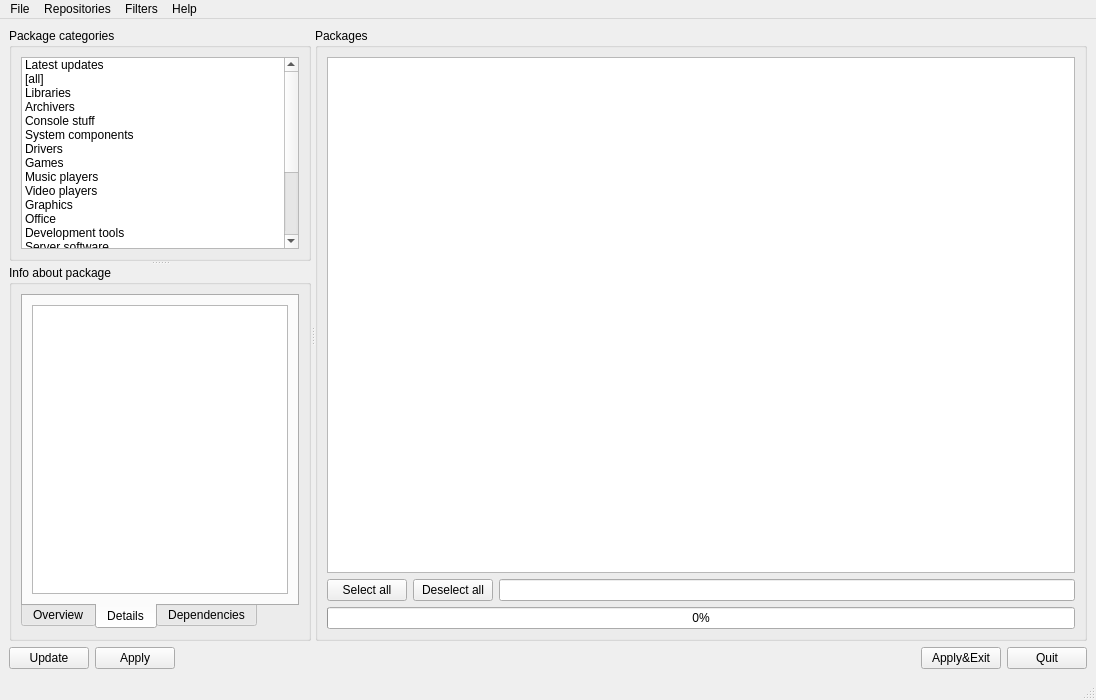
First picture: the form in mpkg/manager/pkgmanager.ui, repository BackupTheBerlios/mops, before the edit.
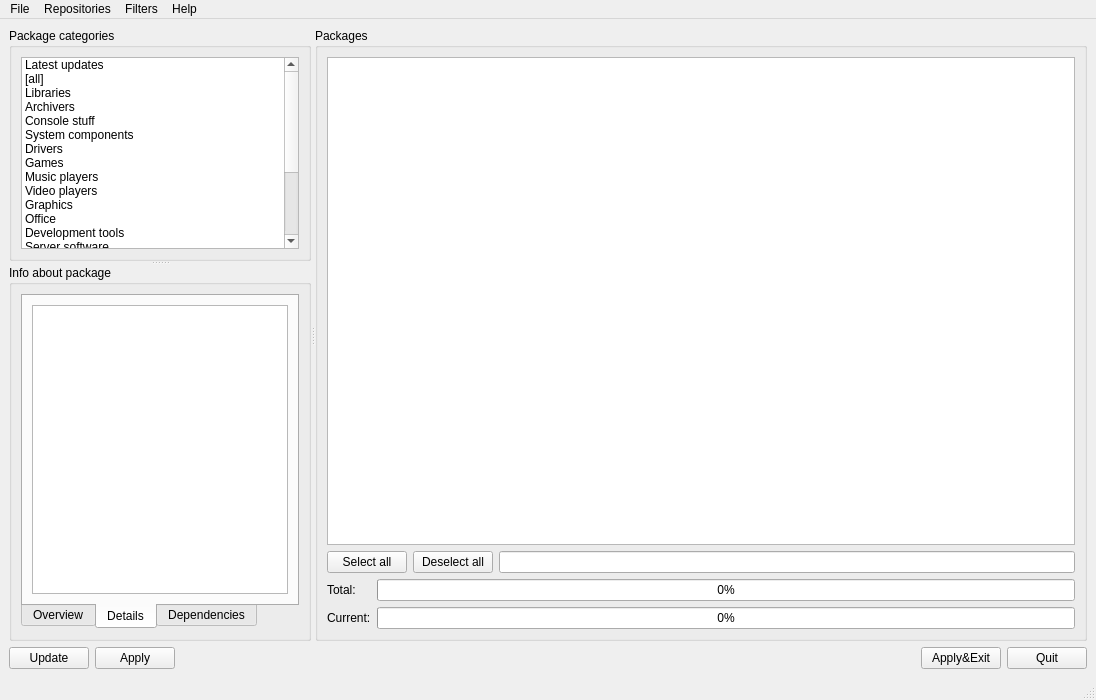
Second picture: the form after the edit. Icons and pictures are not drawn.

The edit to the form file:
```diff
--- a/mpkg/manager/pkgmanager.ui
+++ b/mpkg/manager/pkgmanager.ui
@@ -437,6 +437,21 @@
          </layout>
         </item>
         <item>
+         <layout class="QGridLayout" >
+          <property name="margin" >
+           <number>0</number>
+          </property>
+          <property name="spacing" >
+           <number>6</number>
+          </property>
+          <item row="0" column="0" >
+           <widget class="QLabel" name="totalLabel" >
+            <property name="text" >
+             <string>Total:</string>
+            </property>
+           </widget>
+          </item>
+          <item row="1" column="1" >
          <widget class="QProgressBar" name="progressBar" >
           <property name="enabled" >
            <bool>true</bool>
@@ -457,6 +472,25 @@
            <enum>Qt::Horizontal</enum>
           </property>
          </widget>
+          </item>
+          <item row="1" column="0" >
+           <widget class="QLabel" name="currentLabel" >
+            <property name="text" >
+             <string>Current:</string>
+            </property>
+           </widget>
+          </item>
+          <item row="0" column="1" >
+           <widget class="QProgressBar" name="progressBar2" >
+            <property name="value" >
+             <number>0</number>
+            </property>
+            <property name="orientation" >
+             <enum>Qt::Horizontal</enum>
+            </property>
+           </widget>
+          </item>
+         </layout>
         </item>
        </layout>
       </widget>
```
Lines whose indentation alone changed are shown as unchanged.
